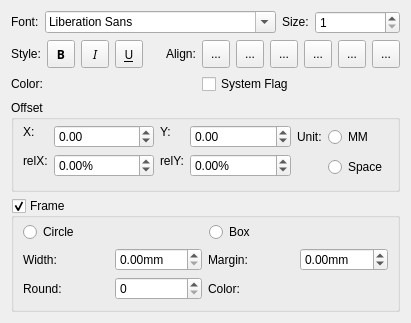
This is mscore/mscore/textproperties.ui in musescore/musescore-old as Qt 5 draws it before an edit. The edited form follows.
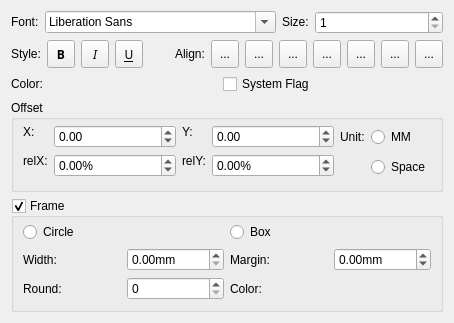
This is the edited form. Icons and pictures are not drawn. Custom widgets are drawn as their Qt base class.

The edit to the form file:
```diff
--- a/mscore/mscore/textproperties.ui
+++ b/mscore/mscore/textproperties.ui
@@ -6,7 +6,7 @@
    <rect>
     <x>0</x>
     <y>0</y>
-    <width>411</width>
+    <width>454</width>
     <height>323</height>
    </rect>
   </property>
@@ -322,6 +322,29 @@
        </property>
       </widget>
      </item>
+     <item>
+      <widget class="QToolButton" name="alignBaseline">
+       <property name="minimumSize">
+        <size>
+         <width>28</width>
+         <height>28</height>
+        </size>
+       </property>
+       <property name="toolTip">
+        <string>center text vertical to text baseline</string>
+       </property>
+       <property name="text">
+        <string>...</string>
+       </property>
+       <property name="icon">
+        <iconset resource="mscore.qrc">
+         <normaloff>:/data/text_vcenter.svg</normaloff>:/data/text_vcenter.svg</iconset>
+       </property>
+       <property name="checkable">
+        <bool>true</bool>
+       </property>
+      </widget>
+     </item>
      <item>
       <widget class="QToolButton" name="alignBottom">
        <property name="minimumSize">
```
Left out of the diff: 1 changed line with no effect on the pictures.
